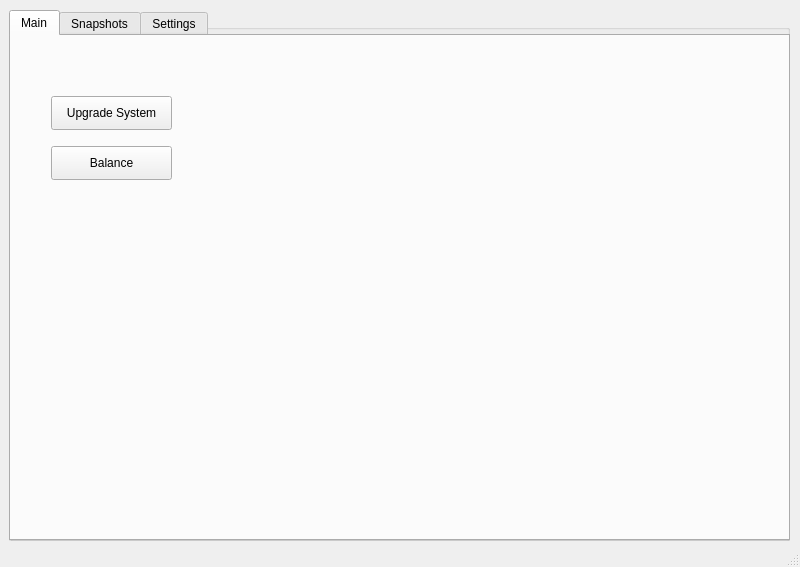
egara/buttermanager, file buttermanager/ui/MainWindow.ui: the form before one commit.
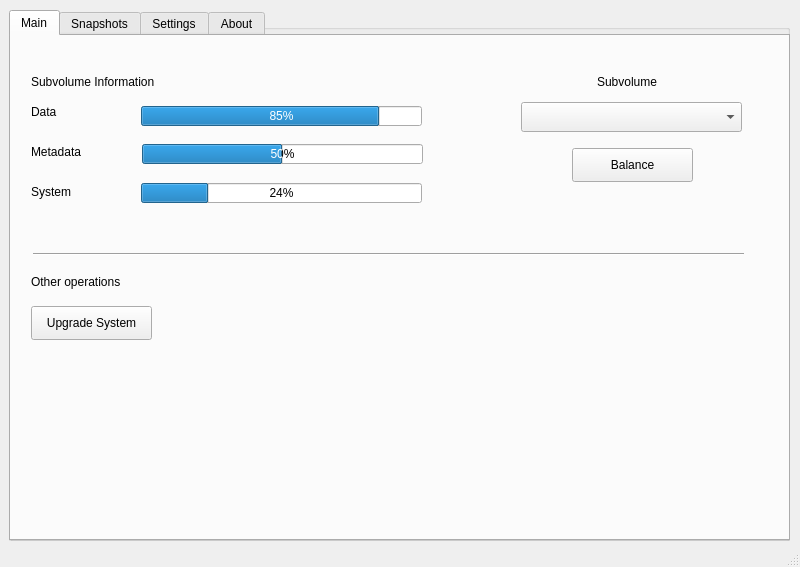
The form after the commit. The open tabs and pages were chosen to show the change.

Commit message: Adding more components to de main tab

```diff
--- a/buttermanager/ui/MainWindow.ui
+++ b/buttermanager/ui/MainWindow.ui
@@ -48,8 +48,8 @@
          <widget class="QPushButton" name="balanceButton">
           <property name="geometry">
            <rect>
-            <x>40</x>
-            <y>110</y>
+            <x>561</x>
+            <y>112</y>
             <width>121</width>
             <height>34</height>
            </rect>
@@ -61,8 +61,8 @@
          <widget class="QPushButton" name="upgradeSystemButton">
           <property name="geometry">
            <rect>
-            <x>40</x>
-            <y>60</y>
+            <x>20</x>
+            <y>270</y>
             <width>121</width>
             <height>34</height>
            </rect>
@@ -71,6 +71,146 @@
            <string>Upgrade System</string>
           </property>
          </widget>
+         <widget class="QLabel" name="label_subvolume_info">
+          <property name="geometry">
+           <rect>
+            <x>20</x>
+            <y>30</y>
+            <width>151</width>
+            <height>31</height>
+           </rect>
+          </property>
+          <property name="text">
+           <string>Subvolume Information</string>
+          </property>
+         </widget>
+         <widget class="QProgressBar" name="progressbar_data">
+          <property name="geometry">
+           <rect>
+            <x>130</x>
+            <y>70</y>
+            <width>281</width>
+            <height>20</height>
+           </rect>
+          </property>
+          <property name="value">
+           <number>85</number>
+          </property>
+         </widget>
+         <widget class="QLabel" name="label_subvolume_data">
+          <property name="geometry">
+           <rect>
+            <x>20</x>
+            <y>60</y>
+            <width>31</width>
+            <height>31</height>
+           </rect>
+          </property>
+          <property name="text">
+           <string>Data</string>
+          </property>
+         </widget>
+         <widget class="QLabel" name="label_subvolume_metadata">
+          <property name="geometry">
+           <rect>
+            <x>20</x>
+            <y>100</y>
+            <width>61</width>
+            <height>31</height>
+           </rect>
+          </property>
+          <property name="text">
+           <string>Metadata</string>
+          </property>
+         </widget>
+         <widget class="QLabel" name="label_subvolume_system">
+          <property name="geometry">
+           <rect>
+            <x>20</x>
+            <y>140</y>
+            <width>61</width>
+            <height>31</height>
+           </rect>
+          </property>
+          <property name="text">
+           <string>System</string>
+          </property>
+         </widget>
+         <widget class="QProgressBar" name="progressbar_metadata">
+          <property name="geometry">
+           <rect>
+            <x>131</x>
+            <y>108</y>
+            <width>281</width>
+            <height>20</height>
+           </rect>
+          </property>
+          <property name="value">
+           <number>50</number>
+          </property>
+         </widget>
+         <widget class="QProgressBar" name="progressbar_system">
+          <property name="geometry">
+           <rect>
+            <x>130</x>
+            <y>147</y>
+            <width>281</width>
+            <height>20</height>
+           </rect>
+          </property>
+          <property name="value">
+           <number>24</number>
+          </property>
+         </widget>
+         <widget class="QLabel" name="label_subvolume">
+          <property name="geometry">
+           <rect>
+            <x>586</x>
+            <y>30</y>
+            <width>81</width>
+            <height>31</height>
+           </rect>
+          </property>
+          <property name="text">
+           <string>Subvolume</string>
+          </property>
+         </widget>
+         <widget class="QComboBox" name="combobox_subvolume">
+          <property name="geometry">
+           <rect>
+            <x>510</x>
+            <y>66</y>
+            <width>221</width>
+            <height>30</height>
+           </rect>
+          </property>
+         </widget>
+         <widget class="Line" name="line">
+          <property name="geometry">
+           <rect>
+            <x>22</x>
+            <y>210</y>
+            <width>711</width>
+            <height>16</height>
+           </rect>
+          </property>
+          <property name="orientation">
+           <enum>Qt::Horizontal</enum>
+          </property>
+         </widget>
+         <widget class="QLabel" name="label_other_operations">
+          <property name="geometry">
+           <rect>
+            <x>20</x>
+            <y>230</y>
+            <width>111</width>
+            <height>31</height>
+           </rect>
+          </property>
+          <property name="text">
+           <string>Other operations</string>
+          </property>
+         </widget>
         </widget>
         <widget class="QWidget" name="tab_2">
          <attribute name="title">
@@ -115,6 +255,11 @@
           <string>Settings</string>
          </attribute>
         </widget>
+        <widget class="QWidget" name="tab_about">
+         <attribute name="title">
+          <string>About</string>
+         </attribute>
+        </widget>
        </widget>
       </widget>
      </item>
```
Left out of the diff: 8 changed lines with no effect on the pictures.
